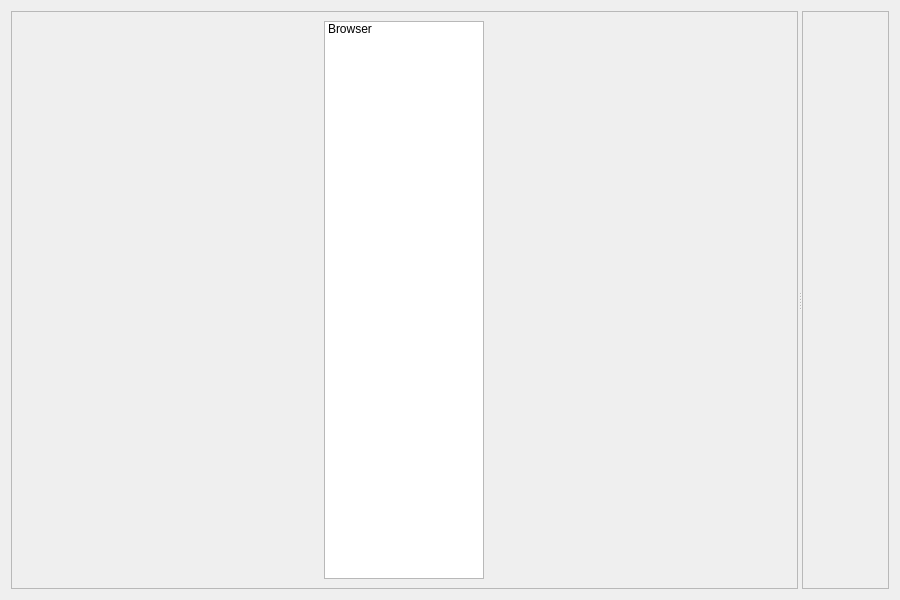
The window that src/ui/qgsdatasourcemanagerdialog.ui (qgis/QGIS) describes before a commit, drawn with Qt 5.
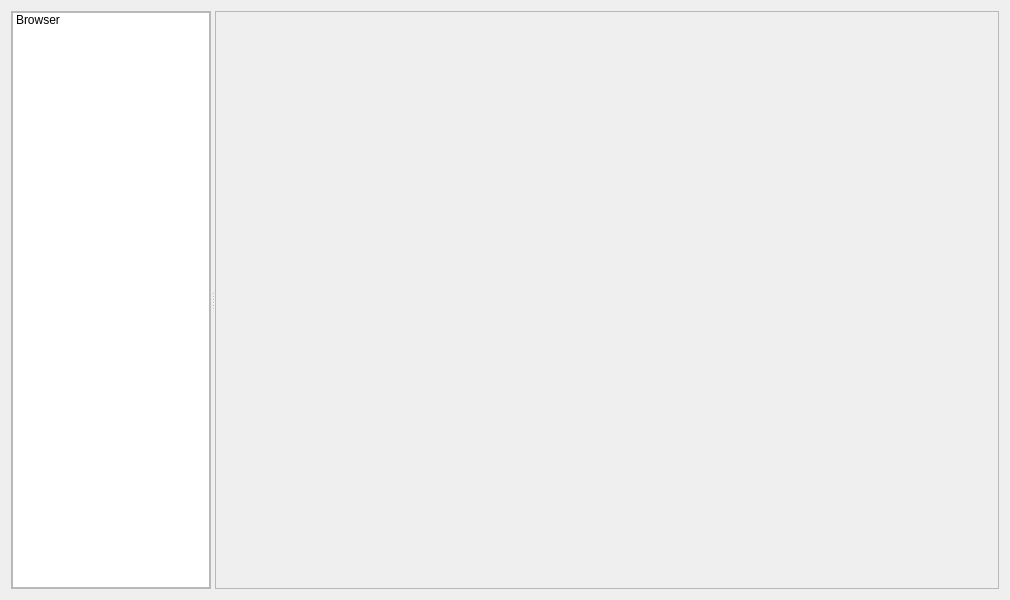
The same window after the commit. Icons and pictures are not drawn.

Patch:
```diff
--- a/src/ui/qgsdatasourcemanagerdialog.ui
+++ b/src/ui/qgsdatasourcemanagerdialog.ui
@@ -2,18 +2,21 @@
 <ui version="4.0">
  <class>QgsDataSourceManagerDialog</class>
  <widget class="QDialog" name="QgsDataSourceManagerDialog">
+  <property name="enabled">
+   <bool>true</bool>
+  </property>
   <property name="geometry">
    <rect>
     <x>0</x>
     <y>0</y>
-    <width>900</width>
+    <width>1010</width>
     <height>600</height>
    </rect>
   </property>
   <property name="windowTitle">
    <string>Data Source Manager</string>
   </property>
-  <layout class="QHBoxLayout" name="horizontalLayout_3">
+  <layout class="QVBoxLayout" name="verticalLayout_3">
    <item>
     <widget class="QSplitter" name="mSplitter">
      <property name="orientation">
@@ -21,18 +24,42 @@
      </property>
      <widget class="QFrame" name="mListFrame">
       <property name="sizePolicy">
-       <sizepolicy hsizetype="Expanding" vsizetype="Preferred">
-        <horstretch>0</horstretch>
+       <sizepolicy hsizetype="Preferred" vsizetype="Preferred">
+        <horstretch>1</horstretch>
         <verstretch>0</verstretch>
        </sizepolicy>
       </property>
+      <property name="minimumSize">
+       <size>
+        <width>0</width>
+        <height>0</height>
+       </size>
+      </property>
+      <property name="maximumSize">
+       <size>
+        <width>200</width>
+        <height>16777215</height>
+       </size>
+      </property>
       <property name="frameShape">
        <enum>QFrame::StyledPanel</enum>
       </property>
       <property name="frameShadow">
        <enum>QFrame::Raised</enum>
       </property>
-      <layout class="QHBoxLayout" name="horizontalLayout_2">
+      <layout class="QVBoxLayout" name="verticalLayout" stretch="0">
+       <property name="leftMargin">
+        <number>0</number>
+       </property>
+       <property name="topMargin">
+        <number>0</number>
+       </property>
+       <property name="rightMargin">
+        <number>0</number>
+       </property>
+       <property name="bottomMargin">
+        <number>0</number>
+       </property>
        <item>
         <widget class="QListWidget" name="mList">
          <property name="sizePolicy">
@@ -49,10 +76,28 @@
          </property>
          <property name="maximumSize">
           <size>
-           <width>160</width>
+           <width>200</width>
            <height>16777215</height>
           </size>
          </property>
+         <property name="editTriggers">
+          <set>QAbstractItemView::NoEditTriggers</set>
+         </property>
+         <property name="iconSize">
+          <size>
+           <width>32</width>
+           <height>32</height>
+          </size>
+         </property>
+         <property name="textElideMode">
+          <enum>Qt::ElideNone</enum>
+         </property>
+         <property name="resizeMode">
+          <enum>QListView::Adjust</enum>
+         </property>
+         <property name="wordWrap">
+          <bool>true</bool>
+         </property>
          <item>
           <property name="text">
            <string>Browser</string>
@@ -68,18 +113,24 @@
      </widget>
      <widget class="QFrame" name="mDialogsFrame">
       <property name="sizePolicy">
-       <sizepolicy hsizetype="Expanding" vsizetype="Expanding">
-        <horstretch>0</horstretch>
+       <sizepolicy hsizetype="Expanding" vsizetype="Preferred">
+        <horstretch>10</horstretch>
         <verstretch>0</verstretch>
        </sizepolicy>
       </property>
+      <property name="minimumSize">
+       <size>
+        <width>400</width>
+        <height>0</height>
+       </size>
+      </property>
       <property name="frameShape">
        <enum>QFrame::StyledPanel</enum>
       </property>
       <property name="frameShadow">
        <enum>QFrame::Raised</enum>
       </property>
-      <layout class="QHBoxLayout" name="horizontalLayout">
+      <layout class="QVBoxLayout" name="verticalLayout_2" stretch="0">
        <item>
         <widget class="QStackedWidget" name="mStackedWidget">
          <property name="sizePolicy">
```
Left out of the diff: 3 changed lines with no effect on the pictures.
